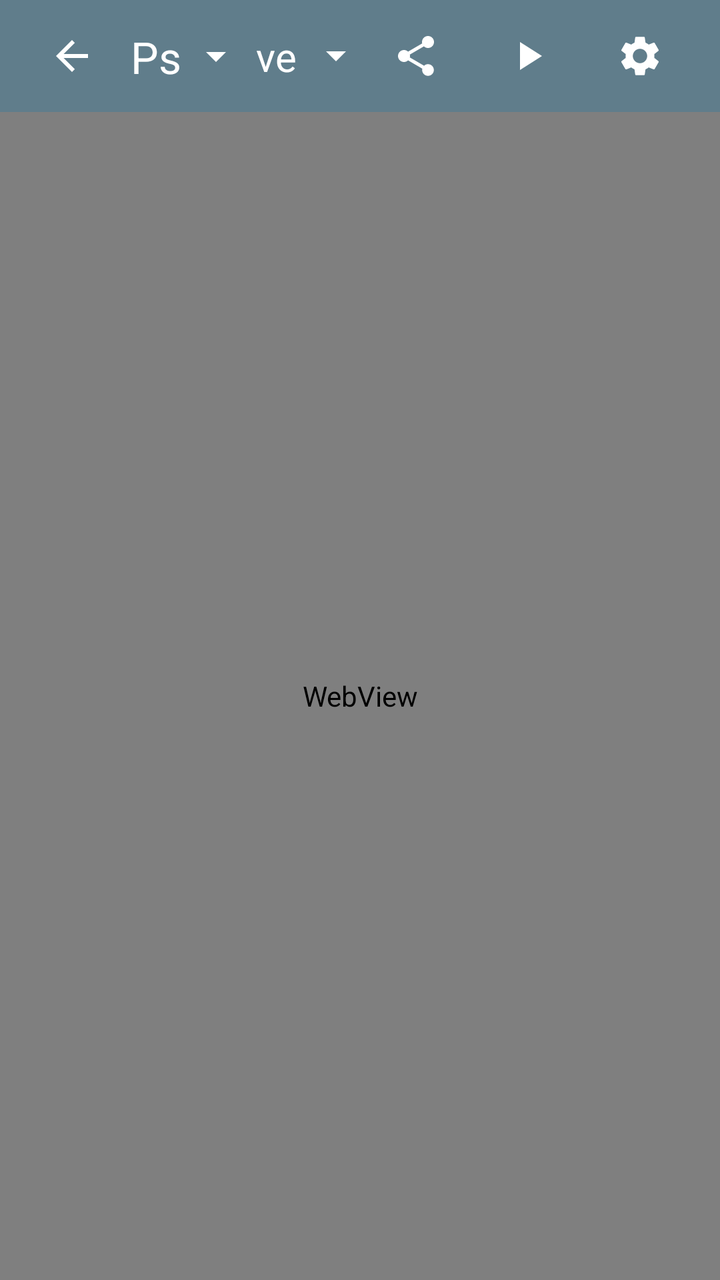
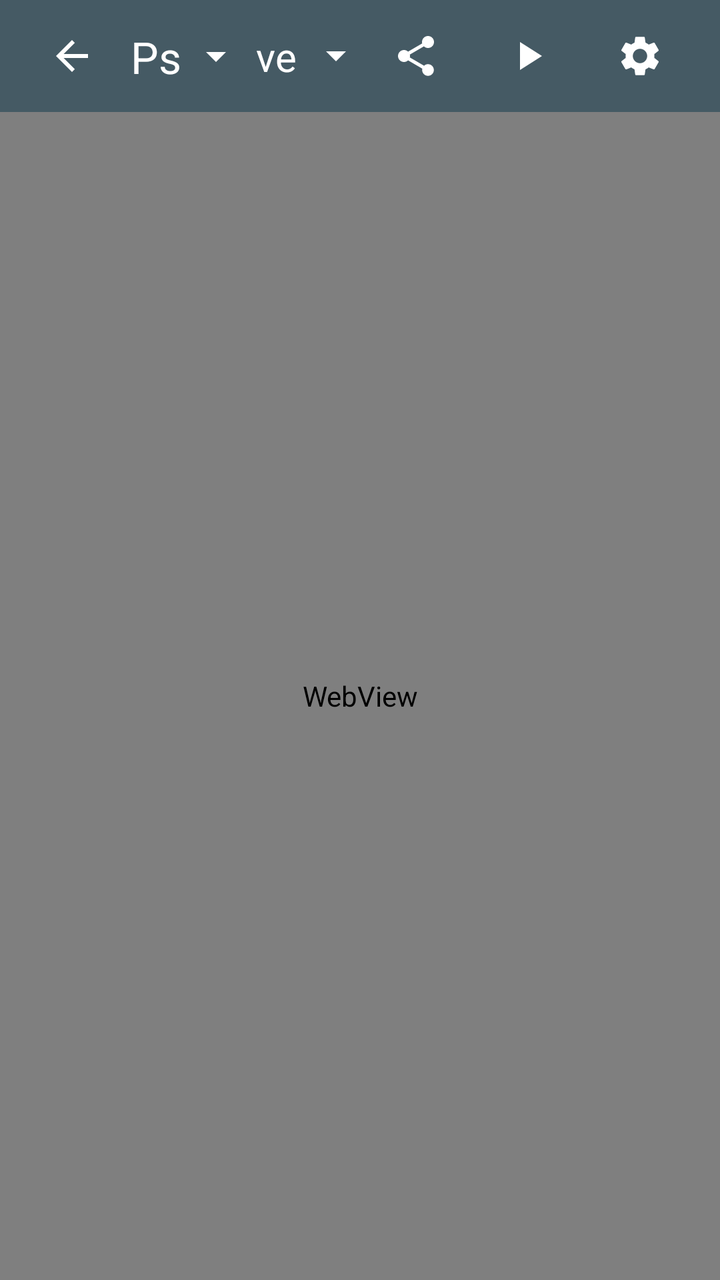

Before-and-after screenshots of an Android layout around one commit, followed by the original layout XML and the change that was made.
<!-- AndroidManifest.xml: application theme Theme.PsalmenApp -->
<!-- res/layout/activity_sheet_music.xml -->
<?xml version="1.0" encoding="utf-8"?>
<LinearLayout
    xmlns:android="http://schemas.android.com/apk/res/android"
    xmlns:tools="http://schemas.android.com/tools"
    android:id="@+id/sheetMusicRoot"
    android:layout_width="match_parent"
    android:layout_height="match_parent"
    android:background="@color/white"
    android:orientation="vertical"
    tools:context=".SheetMusicActivity">

    <View
        android:id="@+id/statusBarBackground"
        android:layout_width="match_parent"
        android:layout_height="0dp"
        android:background="@color/psalm_toolbar" />

    <LinearLayout
        android:id="@+id/topBar"
        android:layout_width="match_parent"
        android:layout_height="56dp"
        android:background="@color/psalm_toolbar"
        android:gravity="center_vertical"
        android:orientation="horizontal"
        android:paddingStart="12dp"
        android:paddingEnd="12dp">

        <ImageButton
            android:id="@+id/backToIndexButton"
            android:layout_width="48dp"
            android:layout_height="match_parent"
            android:background="?attr/selectableItemBackgroundBorderless"
            android:src="@drawable/ic_arrow_back"
            android:scaleType="centerInside"
            android:contentDescription="Terug" />

        <TextView
            android:id="@+id/psalmPickerTextView"
            android:layout_width="0dp"
            android:layout_height="wrap_content"
            android:layout_weight="1"
            android:gravity="center"
            android:maxLines="1"
            android:drawableEnd="@drawable/ic_arrow_drop_down"
            android:drawableTint="@color/white"
            android:drawablePadding="0dp"
            android:text="Psalm 116"
            android:textColor="@color/white"
            android:textSize="22sp" />

        <TextView
            android:id="@+id/verseTitleTextView"
            android:layout_width="0dp"
            android:layout_height="wrap_content"
            android:layout_weight="1"
            android:gravity="center"
            android:maxLines="1"
            android:drawableEnd="@drawable/ic_arrow_drop_down"
            android:drawableTint="@color/white"
            android:drawablePadding="0dp"
            android:text="vers 1"
            android:textColor="@color/white"
            android:textSize="20sp" />

        <ImageButton
            android:id="@+id/sharePdfButton"
            android:layout_width="56dp"
            android:layout_height="match_parent"
            android:background="?attr/selectableItemBackgroundBorderless"
            android:src="@drawable/ic_share"
            android:scaleType="centerInside"
            android:contentDescription="Delen als PDF" />

        <ImageButton
            android:id="@+id/playMelodyButton"
            android:layout_width="56dp"
            android:layout_height="match_parent"
            android:background="?attr/selectableItemBackgroundBorderless"
            android:src="@drawable/ic_play"
            android:scaleType="centerInside"
            android:contentDescription="Melodie afspelen" />

        <ImageButton
            android:id="@+id/optionsButton"
            android:layout_width="56dp"
            android:layout_height="match_parent"
            android:background="?attr/selectableItemBackgroundBorderless"
            android:src="@drawable/ic_settings"
            android:scaleType="centerInside"
            android:contentDescription="Instellingen" />
    </LinearLayout>

    <FrameLayout
        android:layout_width="match_parent"
        android:layout_height="0dp"
        android:layout_weight="1">

        <WebView
            android:id="@+id/webView"
            android:layout_width="match_parent"
            android:layout_height="match_parent" />

        <LinearLayout
            android:id="@+id/lyricsContainer"
            android:layout_width="match_parent"
            android:layout_height="match_parent"
            android:background="@color/app_bg"
            android:orientation="vertical"
            android:visibility="gone">

            <LinearLayout
                android:id="@+id/controlsPanel"
                android:layout_width="match_parent"
                android:layout_height="48dp"
                android:background="@color/panel_bg"
                android:gravity="center_vertical"
                android:orientation="horizontal"
                android:paddingStart="10dp"
                android:paddingEnd="10dp">

                <TextView
                    android:layout_width="0dp"
                    android:layout_height="wrap_content"
                    android:layout_weight="1"
                    android:text="Tekst"
                    android:textColor="@color/app_text_primary"
                    android:textSize="15sp"
                    android:textStyle="bold" />

                <Button
                    android:id="@+id/textDownButton"
                    android:layout_width="52dp"
                    android:layout_height="42dp"
                    android:background="@drawable/bg_ctrl_button"
                    android:text="−"
                    android:textColor="@color/app_text_primary"
                    android:textSize="20sp" />

                <TextView
                    android:id="@+id/textScaleTextView"
                    android:layout_width="56dp"
                    android:layout_height="wrap_content"
                    android:gravity="center"
                    android:text="100%"
                    android:textColor="@color/app_text_primary"
                    android:textSize="15sp"
                    android:textStyle="bold" />

                <Button
                    android:id="@+id/textUpButton"
                    android:layout_width="52dp"
                    android:layout_height="42dp"
                    android:layout_marginStart="10dp"
                    android:background="@drawable/bg_ctrl_button"
                    android:text="+"
                    android:textColor="@color/app_text_primary"
                    android:textSize="20sp" />
            </LinearLayout>

            <ScrollView
                android:id="@+id/lyricsScrollView"
                android:layout_width="match_parent"
                android:layout_height="0dp"
                android:layout_weight="1"
                android:fillViewport="true">

                <LinearLayout
                    android:layout_width="match_parent"
                    android:layout_height="wrap_content"
                    android:orientation="vertical">

                    <TextView
                        android:id="@+id/lyricsTextView"
                        android:layout_width="match_parent"
                        android:layout_height="wrap_content"
                        android:paddingStart="18dp"
                        android:paddingTop="18dp"
                        android:paddingEnd="18dp"
                        android:paddingBottom="18dp"
                        android:textColor="@color/app_text_primary"
                        android:textSize="15sp" />

                    <LinearLayout
                        android:id="@+id/navigationPanel"
                        android:layout_width="match_parent"
                        android:layout_height="wrap_content"
                        android:background="@color/panel_bg"
                        android:gravity="center_vertical"
                        android:orientation="horizontal"
                        android:paddingStart="10dp"
                        android:paddingTop="8dp"
                        android:paddingEnd="10dp"
                        android:paddingBottom="6dp">

                        <Button
                            android:id="@+id/prevVerseButton"
                            android:layout_width="0dp"
                            android:layout_height="44dp"
                            android:layout_marginEnd="6dp"
                            android:layout_weight="1"
                            android:background="@drawable/bg_ctrl_button"
                            android:text="Vorige"
                            android:textAllCaps="false"
                            android:textColor="@color/app_text_primary"
                            android:textSize="15sp"
                            android:textStyle="bold" />

                        <Button
                            android:id="@+id/nextVerseButton"
                            android:layout_width="0dp"
                            android:layout_height="44dp"
                            android:layout_marginStart="6dp"
                            android:layout_weight="1"
                            android:background="@drawable/bg_ctrl_button"
                            android:text="Volgende"
                            android:textAllCaps="false"
                            android:textColor="@color/app_text_primary"
                            android:textSize="15sp"
                            android:textStyle="bold" />
                    </LinearLayout>

                    <LinearLayout
                        android:id="@+id/verseMatrixScrollView"
                        android:layout_width="match_parent"
                        android:layout_height="wrap_content"
                        android:background="@color/panel_bg"
                        android:gravity="center_horizontal"
                        android:orientation="horizontal"
                        android:paddingBottom="6dp">

                        <GridLayout
                            android:id="@+id/verseMatrixGrid"
                            android:layout_width="wrap_content"
                            android:layout_height="wrap_content"
                            android:alignmentMode="alignMargins"
                            android:columnCount="8"
                            android:gravity="center_vertical"
                            android:paddingStart="8dp"
                            android:paddingEnd="8dp" />
                    </LinearLayout>
                </LinearLayout>
            </ScrollView>

        </LinearLayout>
    </FrameLayout>

    <View
        android:id="@+id/navigationBarBackground"
        android:layout_width="match_parent"
        android:layout_height="0dp"
        android:background="@color/app_bg" />

</LinearLayout>
<!-- resources referenced by this layout -->
<resources>
  <color name="app_bg">#FFFFFF</color>
  <color name="app_text_primary">#222222</color>
  <color name="panel_bg">#F7F7F7</color>
  <color name="psalm_toolbar">#607D8B</color>
  <color name="white">#FFFFFFFF</color>
  <!-- drawable bg_ctrl_button (drawable) -->
  <?xml version="1.0" encoding="utf-8"?>
  <selector xmlns:android="http://schemas.android.com/apk/res/android">
      <item android:state_enabled="false">
          <shape android:shape="rectangle">
              <solid android:color="#F0F0F0" />
              <stroke android:width="1dp" android:color="#D2D6CF" />
              <corners android:radius="4dp" />
          </shape>
      </item>
      <item>
          <shape android:shape="rectangle">
              <solid android:color="#FFFFFF" />
              <stroke android:width="1dp" android:color="#D5D9D2" />
              <corners android:radius="4dp" />
          </shape>
      </item>
  </selector>
  <!-- drawable ic_arrow_back (drawable) -->
  <vector xmlns:android="http://schemas.android.com/apk/res/android"
      android:width="24dp"
      android:height="24dp"
      android:viewportWidth="24"
      android:viewportHeight="24"
      android:tint="#FFFFFF">
      <path
          android:fillColor="#FFFFFF"
          android:pathData="M20,11H7.83l5.59,-5.59L12,4l-8,8 8,8 1.41,-1.41L7.83,13H20v-2z" />
  </vector>
  <!-- drawable ic_arrow_drop_down (drawable) -->
  <vector xmlns:android="http://schemas.android.com/apk/res/android"
      android:width="24dp"
      android:height="24dp"
      android:viewportWidth="24"
      android:viewportHeight="24"
      android:tint="#FFFFFF">
      <path
          android:fillColor="#FFFFFF"
          android:pathData="M7,10l5,5 5,-5z" />
  </vector>
  <!-- drawable ic_play (drawable) -->
  <vector xmlns:android="http://schemas.android.com/apk/res/android"
      android:width="24dp"
      android:height="24dp"
      android:viewportWidth="24"
      android:viewportHeight="24"
      android:tint="@color/white">
      <path
          android:fillColor="@android:color/white"
          android:pathData="M8,5v14l11,-7z" />
  </vector>
  <!-- drawable ic_share (drawable) -->
  <?xml version="1.0" encoding="utf-8"?>
  <vector xmlns:android="http://schemas.android.com/apk/res/android"
      android:width="24dp"
      android:height="24dp"
      android:viewportWidth="24"
      android:viewportHeight="24">
      <path
          android:fillColor="@color/white"
          android:pathData="M18,16.08C17.24,16.08 16.56,16.38 16.04,16.86L8.91,12.71C8.96,12.48 9,12.25 9,12C9,11.75 8.96,11.52 8.91,11.29L15.96,7.18C16.5,7.68 17.21,8 18,8C19.66,8 21,6.66 21,5C21,3.34 19.66,2 18,2C16.34,2 15,3.34 15,5C15,5.25 15.04,5.48 15.09,5.71L8.04,9.82C7.5,9.32 6.79,9 6,9C4.34,9 3,10.34 3,12C3,13.66 4.34,15 6,15C6.79,15 7.5,14.68 8.04,14.18L15.16,18.34C15.11,18.55 15.08,18.77 15.08,19C15.08,20.61 16.39,21.92 18,21.92C19.61,21.92 20.92,20.61 20.92,19C20.92,17.39 19.61,16.08 18,16.08Z" />
  </vector>
  <style name="Theme.PsalmenApp" parent="Theme.AppCompat.DayNight.NoActionBar">
          <item name="colorPrimary">@color/purple_500</item>
      </style>
  <color name="purple_500">#FF6200EE</color>
  <!-- unchanged entries left out for length: 1 -->
</resources>

<!-- the commit's change to res/layout/activity_sheet_music.xml (unified diff, before → after) -->
@@ -226,17 +226,18 @@
                         android:background="@color/panel_bg"
                         android:gravity="center_horizontal"
                         android:orientation="horizontal"
+                        android:paddingStart="12dp"
+                        android:paddingEnd="12dp"
                         android:paddingBottom="6dp">
 
                         <GridLayout
                             android:id="@+id/verseMatrixGrid"
-                            android:layout_width="wrap_content"
+                            android:layout_width="match_parent"
                             android:layout_height="wrap_content"
                             android:alignmentMode="alignMargins"
-                            android:columnCount="8"
                             android:gravity="center_vertical"
-                            android:paddingStart="8dp"
-                            android:paddingEnd="8dp" />
+                            android:paddingStart="0dp"
+                            android:paddingEnd="0dp" />
                     </LinearLayout>
                 </LinearLayout>
             </ScrollView>
<!-- resource entries referenced after the edit -->
@@ -3,7 +3,7 @@
   <color name="app_bg">#FFFFFF</color>
   <color name="app_text_primary">#222222</color>
   <color name="panel_bg">#F7F7F7</color>
-  <color name="psalm_toolbar">#607D8B</color>
+  <color name="psalm_toolbar">#455A64</color>
   <color name="white">#FFFFFFFF</color>
   <!-- drawable bg_ctrl_button (drawable) -->
   <?xml version="1.0" encoding="utf-8"?>
